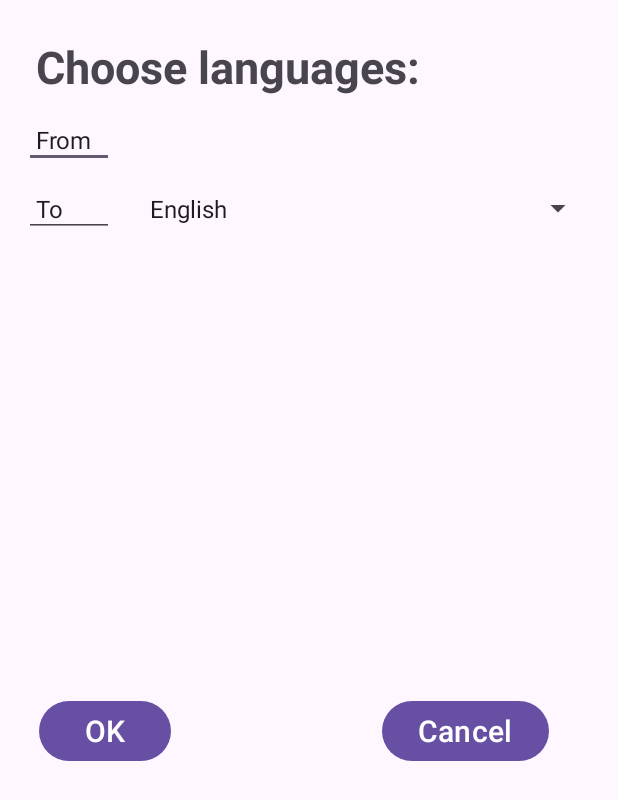
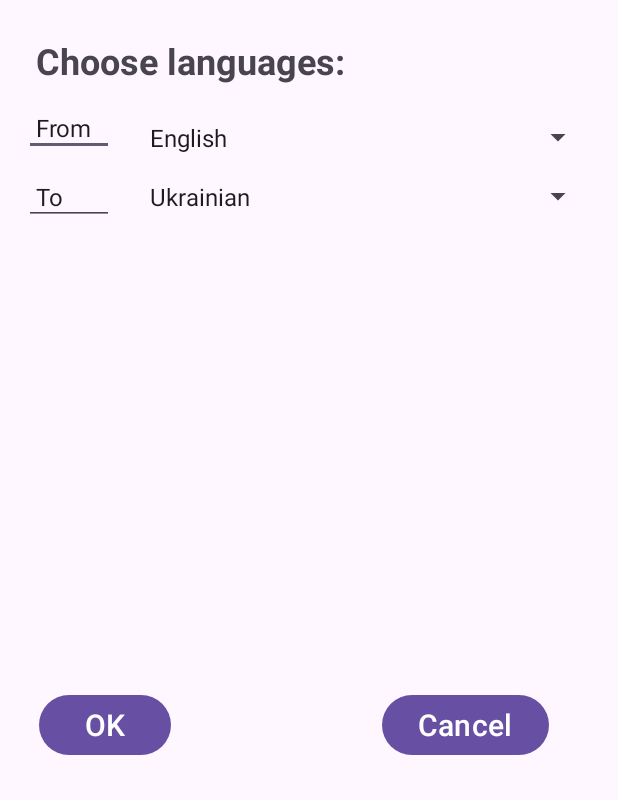
Before and after one commit to eee9/TranslateCheck, an Android app: the SetupActivity screen opened directly, with no data from a screen before it, on a phone screen of 412 x 824 dp. Shown: the top 800 px of the screen. Run offline under Robolectric (Android 15) with nearby library versions, the phone set to English and light mode, and no system bars.

```diff
--- a/app/src/main/java/com/maix/translatecheck/SetupActivity.kt
+++ b/app/src/main/java/com/maix/translatecheck/SetupActivity.kt
@@ -17,21 +17,23 @@ class SetupActivity : AppCompatActivity() {
     Log.d("xMx Setup", msg)
   }
 
-//  data class Item(val iconResId: Int, val itemName: String)
-
   override fun onCreate(savedInstanceState: Bundle?) {
     super.onCreate(savedInstanceState)
     log("onCreate Setup")
     enableEdgeToEdge()
     setContentView(R.layout.activity_setup)
 
-    var OPTIONPOS = 0
-    var OPTIONTEXT = ""
+    var LANG_FROM_POS = 0
+    var LANG_FROM_TEXT = "ENGLISH"
+    var LANG_TO_POS = 2
+    var LANG_TO_TEXT = "UKRAINIAN"
 
     val extras = intent.extras
     if (extras != null) {
-      OPTIONPOS = extras.getInt("EXTRA_POS")
-      log("EXTRA_POS: [$OPTIONPOS]")
+      LANG_FROM_POS = extras.getInt("MAIN_LANG_FROM_POS")
+      LANG_TO_POS = extras.getInt("MAIN_LANG_TO_POS")
+      log("MAIN_LANG_FROM_POS: [$LANG_FROM_POS]")
+      log("MAIN_LANG_TO_POS  : [$LANG_TO_POS]")
     }
 
     // Buttons ...
@@ -46,34 +48,37 @@ class SetupActivity : AppCompatActivity() {
       log("OK pressed.")
       val intent = Intent(this, MainActivity::class.java)
       // Put the data as an extra in the Intent
-      intent.putExtra("EXTRA_MESSAGE", OPTIONTEXT)
-      intent.putExtra("EXTRA_POS", OPTIONPOS)
+      intent.putExtra("SETUP_LANG_FROM_TEXT", LANG_FROM_TEXT)
+      intent.putExtra("SETUP_LANG_FROM_POS", LANG_FROM_POS)
+      intent.putExtra("SETUP_LANG_TO_TEXT", LANG_TO_TEXT)
+      intent.putExtra("SETUP_LANG_TO_POS", LANG_TO_POS)
       startActivity(intent)
       finish()
     }
 
+    val spinnerFrom: Spinner = findViewById(R.id.spinnerFrom)
+    adapter(spinnerFrom, LANG_FROM_POS)
+    spinnerFrom.onItemSelectedListener = object : AdapterView.OnItemSelectedListener {
+      override fun onItemSelected(parent: AdapterView<*>?, view: View?, pos: Int, id: Long) {
+        log("SpinnerFrom pos  : [$pos]")
+        LANG_FROM_TEXT = spinnerFrom.getSelectedItem().toString()
+        log("SpinnerFrom text : '$LANG_FROM_TEXT'")
+        LANG_FROM_POS = pos
+      }
+      override fun onNothingSelected(parent: AdapterView<*>?) { TODO("Not yet implemented") }
+    }
     val spinnerTo: Spinner = findViewById(R.id.spinnerTo)
-    ArrayAdapter.createFromResource(this, R.array.languages,
-      android.R.layout.simple_spinner_item
-    ).also { adapter ->
-      // Specify the layout to use when the list of choices appears.
-      adapter.setDropDownViewResource(android.R.layout.simple_spinner_dropdown_item)
-      // Apply the adapter to the spinner.
-      spinnerTo.adapter = adapter
-      spinnerTo.setSelection(OPTIONPOS)
-      spinnerTo.onItemSelectedListener = object : AdapterView.OnItemSelectedListener {
-        override fun onItemSelected(parent: AdapterView<*>?, view: View?, pos: Int, id: Long) {
-          log("Spinner pos  : [$pos]")
-          OPTIONTEXT = spinnerTo.getSelectedItem().toString()
-          log("Spinner text : '$OPTIONTEXT'")
-          OPTIONPOS = pos
-        }
+    adapter(spinnerTo, LANG_TO_POS)
+    spinnerTo.onItemSelectedListener = object : AdapterView.OnItemSelectedListener {
+      override fun onItemSelected(parent: AdapterView<*>?, view: View?, pos: Int, id: Long) {
+        log("SpinnerTo pos  : [$pos]")
+        LANG_TO_TEXT = spinnerTo.getSelectedItem().toString()
+        log("SpinnerTo text : '$LANG_TO_TEXT'")
+        LANG_TO_POS = pos
+      }
+      override fun onNothingSelected(parent: AdapterView<*>?) { TODO("Not yet implemented") }
+    }
 
-        override fun onNothingSelected(parent: AdapterView<*>?) {
-          TODO("Not yet implemented")
-        }
-      }
-    }
   }
 
   override fun onDestroy() {
@@ -81,4 +86,17 @@ class SetupActivity : AppCompatActivity() {
     super.onDestroy()
   }
 
+  fun adapter(spinner: Spinner, pos: Int) {
+    ArrayAdapter.createFromResource(this, R.array.languages,
+      android.R.layout.simple_spinner_item
+    ).also { adapter ->
+      // Specify the layout to use when the list of choices appears.
+      adapter.setDropDownViewResource(android.R.layout.simple_spinner_dropdown_item)
+      // Apply the adapter to the spinner.
+      spinner.adapter = adapter
+      spinner.setSelection(pos)
+
+    }
+  }
+
 }
--- a/app/src/main/res/layout/activity_setup.xml
+++ b/app/src/main/res/layout/activity_setup.xml
@@ -16,7 +16,7 @@
         android:layout_marginTop="8dp"
         android:padding="8dp"
         android:text="Choose languages:"
-        android:textSize="30sp"
+        android:textSize="24sp"
         android:textStyle="bold"
         app:layout_constraintEnd_toEndOf="parent"
         app:layout_constraintStart_toStartOf="parent"
@@ -36,6 +36,19 @@
         app:layout_constraintEnd_toEndOf="parent"
         app:layout_constraintHorizontal_bias="0.0"
         app:layout_constraintStart_toStartOf="parent"
+        app:layout_constraintTop_toBottomOf="@+id/textViewD" />
+
+    <Spinner
+        android:id="@+id/spinnerFrom"
+        android:layout_width="0dp"
+        android:layout_height="wrap_content"
+        android:layout_margin="8dp"
+        android:padding="8dp"
+        android:textSize="16sp"
+        android:spinnerMode="dropdown"
+        app:layout_constraintEnd_toEndOf="parent"
+        app:layout_constraintLeft_toRightOf="@+id/langFrom"
+        app:layout_constraintStart_toEndOf="@+id/langFrom"
         app:layout_constraintTop_toBottomOf="@+id/textViewD" />
 
     <EditText
@@ -60,9 +73,10 @@
         android:layout_width="0dp"
         android:layout_height="wrap_content"
         android:layout_margin="8dp"
+        android:layout_marginTop="80dp"
         android:padding="8dp"
+        android:spinnerMode="dropdown"
         android:textSize="16sp"
-        android:spinnerMode="dropdown"
         app:layout_constraintEnd_toEndOf="parent"
         app:layout_constraintLeft_toRightOf="@+id/langTo"
         app:layout_constraintStart_toEndOf="@+id/langTo"
```
Also changed, not shown: app/src/main/java/com/maix/translatecheck/CustomSpinner.kt (deleted, +0 -102 lines), app/src/main/java/com/maix/translatecheck/MainActivity.kt (+27 -27 lines), app/src/main/res/values/strings.xml (+0 -16 lines).
